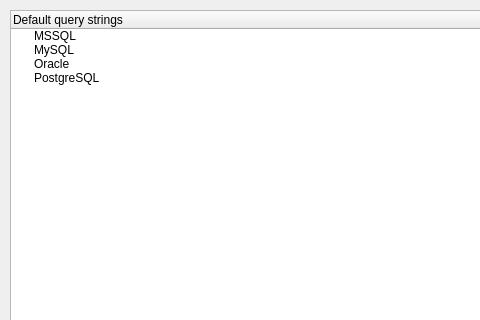
Before: the Qt Designer form ui/query_editor.ui in kaeso/enema, drawn with Qt 5; both pictures show x 0 to 480 and y 0 to 320 of the 652 by 452 pixel window.
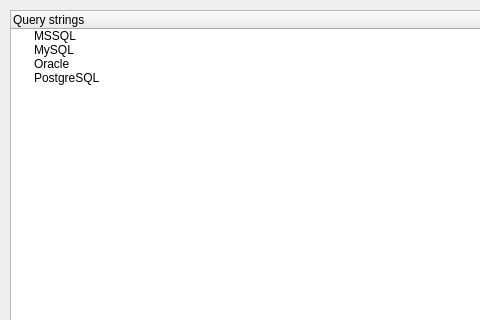
After: the same form once the commit is applied.

Diff of the .ui file:
```diff
--- a/ui/query_editor.ui
+++ b/ui/query_editor.ui
@@ -42,7 +42,7 @@
    </attribute>
    <column>
     <property name="text">
-     <string>Default query strings</string>
+     <string>Query strings</string>
     </property>
    </column>
    <item>
```
